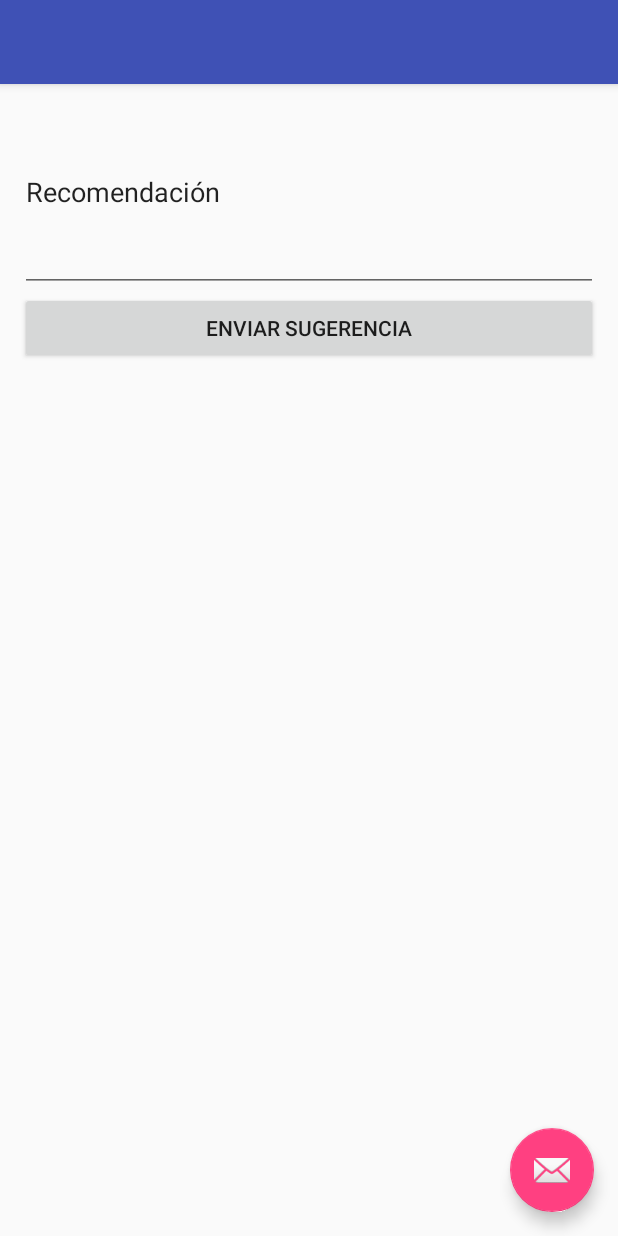
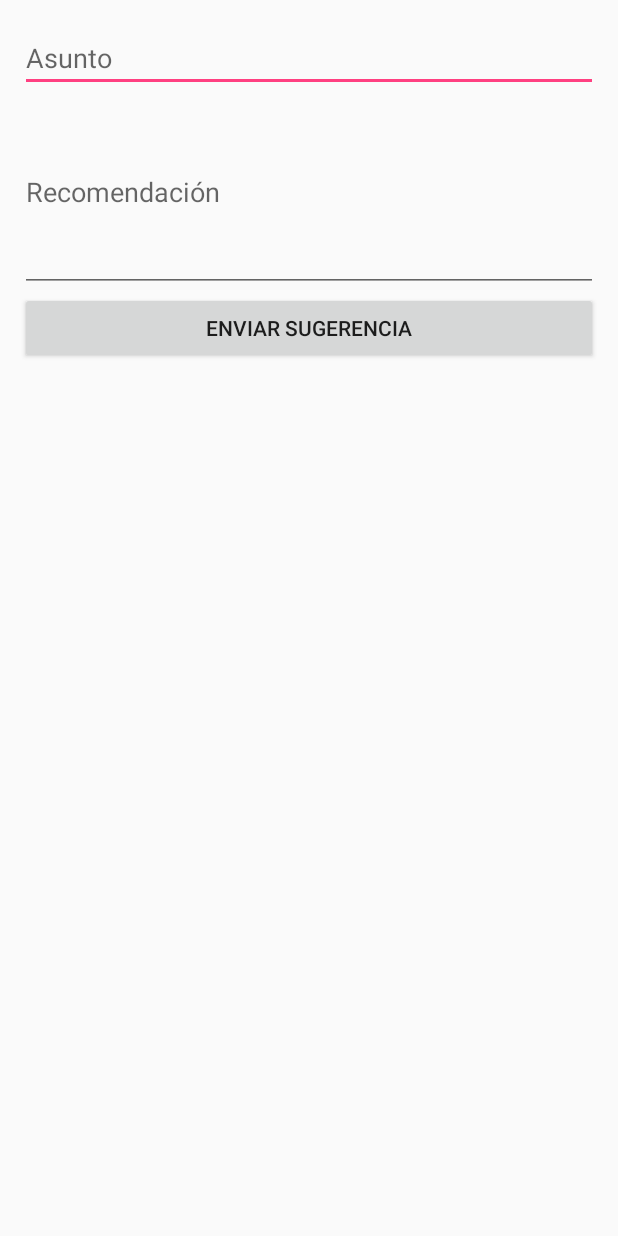
Before and after one commit to lararogu/SiConSignos, an Android app: the sugerencia screen opened directly, with no data from a screen before it, on a phone screen of 412 x 824 dp. Run offline under Robolectric (Android 15) with nearby library versions, the phone set to English and light mode, and no system bars.

Commit message:
Sugerencias Terminado

```diff
--- a/SiConSignosApp/app/src/main/java/es/tta/siconsignosapp/sugerencia.java
+++ b/SiConSignosApp/app/src/main/java/es/tta/siconsignosapp/sugerencia.java
@@ -9,6 +9,7 @@ import android.support.design.widget.Snackbar;
 import android.support.v7.app.AppCompatActivity;
 import android.support.v7.widget.Toolbar;
 import android.text.TextUtils;
+import android.util.Log;
 import android.view.View;
 import android.widget.EditText;
 import android.widget.Toast;
@@ -25,7 +26,7 @@ public class sugerencia extends AppCompatActivity {
         super.onCreate(savedInstanceState);
         setContentView(R.layout.activity_sugerencia);
     }
-    public void login(View v)throws Exception{
+    public void enviarsugerencia(View v)throws Exception{
         EditText asunto=(EditText)findViewById(R.id.asunto);
         EditText recom=(EditText)findViewById(R.id.recom);
 
@@ -33,6 +34,8 @@ public class sugerencia extends AppCompatActivity {
         if(!TextUtils.isEmpty(asunto.getText().toString())&&!TextUtils.isEmpty(recom.getText().toString())){
             final String asunt=asunto.getText().toString();
             final String recomendacion=recom.getText().toString();
+            Log.i("tag", "David:" + asunt);
+            Log.i("tag", "David:" + recomendacion);
             new AsyncTask<JSONObject,JSONObject,JSONObject>(){
                 @Override
                 protected JSONObject doInBackground(JSONObject... params) {
--- a/SiConSignosApp/app/src/main/res/layout/activity_sugerencia.xml
+++ b/SiConSignosApp/app/src/main/res/layout/activity_sugerencia.xml
@@ -1,34 +1,30 @@
 <?xml version="1.0" encoding="utf-8"?>
-<android.support.design.widget.CoordinatorLayout xmlns:android="http://schemas.android.com/apk/res/android"
+<LinearLayout xmlns:android="http://schemas.android.com/apk/res/android"
+    xmlns:tools="http://schemas.android.com/tools"
     xmlns:app="http://schemas.android.com/apk/res-auto"
-    xmlns:tools="http://schemas.android.com/tools"
     android:layout_width="match_parent"
     android:layout_height="match_parent"
-    android:fitsSystemWindows="true"
-    tools:context="es.tta.siconsignosapp.sugerencia">
-
-    <android.support.design.widget.AppBarLayout
+    android:paddingRight="20px"
+    android:paddingLeft="20px"
+    android:paddingTop="@dimen/activity_vertical_margin"
+    android:paddingBottom="@dimen/activity_vertical_margin"
+    android:orientation="vertical"
+    tools:context=".Login_page"
+    android:weightSum="1">
+    <EditText
+        android:id="@+id/asunto"
         android:layout_width="match_parent"
         android:layout_height="wrap_content"
-        android:theme="@style/AppTheme.AppBarOverlay">
-
-        <android.support.v7.widget.Toolbar
-            android:id="@+id/toolbar"
-            android:layout_width="match_parent"
-            android:layout_height="?attr/actionBarSize"
-            android:background="?attr/colorPrimary"
-            app:popupTheme="@style/AppTheme.PopupOverlay" />
-
-    </android.support.design.widget.AppBarLayout>
-
-    <include layout="@layout/content_sugerencia" />
-
-    <android.support.design.widget.FloatingActionButton
-        android:id="@+id/fab"
-        android:layout_width="wrap_content"
+        android:hint="Asunto"/>
+    <EditText
+        android:id="@+id/recom"
+        android:layout_width="match_parent"
+        android:layout_height="200px"
+        android:hint="Recomendación"/>
+    <Button
+        android:layout_width="match_parent"
         android:layout_height="wrap_content"
-        android:layout_gravity="bottom|end"
-        android:layout_margin="@dimen/fab_margin"
-        android:src="@android:drawable/ic_dialog_email" />
-
-</android.support.design.widget.CoordinatorLayout>
+        android:text="Enviar Sugerencia"
+        android:gravity="center"
+        android:onClick="enviarsugerencia"/>
+</LinearLayout>
--- a/SiConSignosApp/app/src/main/res/layout/content_sugerencia.xml
+++ /dev/null
@@ -1,30 +0,0 @@
-<?xml version="1.0" encoding="utf-8"?>
-<LinearLayout xmlns:android="http://schemas.android.com/apk/res/android"
-    xmlns:tools="http://schemas.android.com/tools"
-    xmlns:app="http://schemas.android.com/apk/res-auto"
-    android:layout_width="match_parent"
-    android:layout_height="match_parent"
-    android:paddingRight="20px"
-    android:paddingLeft="20px"
-    android:paddingTop="@dimen/activity_vertical_margin"
-    android:paddingBottom="@dimen/activity_vertical_margin"
-    android:orientation="vertical"
-    tools:context=".Login_page"
-    android:weightSum="1">
-    <EditText
-        android:id="@+id/asunto"
-        android:layout_width="match_parent"
-        android:layout_height="wrap_content"
-        android:text="Asunto"/>
-    <EditText
-        android:id="@+id/recom"
-        android:layout_width="match_parent"
-        android:layout_height="200px"
-        android:text="Recomendación"/>
-<Button
-    android:layout_width="match_parent"
-    android:layout_height="wrap_content"
-    android:text="Enviar Sugerencia"
-    android:gravity="center"
-    android:onClick="enviarsugerencia"/>
-    </LinearLayout>
--- a/SiConSignosApp/app/src/main/res/layout/login_page.xml
+++ b/SiConSignosApp/app/src/main/res/layout/login_page.xml
@@ -102,13 +102,10 @@
 
     <android.support.design.widget.FloatingActionButton
         android:id="@+id/fab"
-        android:layout_width="56dp"
-        android:layout_height="56dp"
-        android:layout_gravity="right"
+        android:layout_width="wrap_content"
+        android:layout_height="wrap_content"
+        android:layout_gravity="bottom|end"
         android:layout_margin="@dimen/fab_margin"
-        android:src="@android:drawable/ic_dialog_email"
-        android:scaleType="fitXY"
-        android:elevation="8dp"
-        android:onClick="sugerencias" />
+        android:src="@android:drawable/ic_dialog_email" />
 
 </LinearLayout>
```
